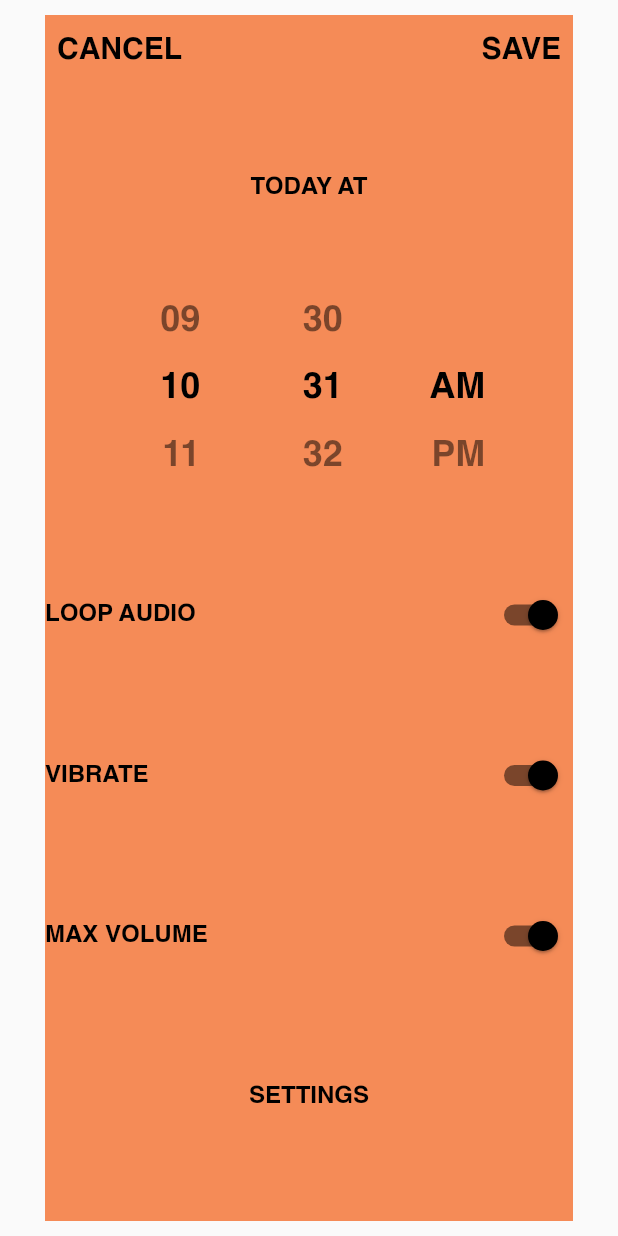
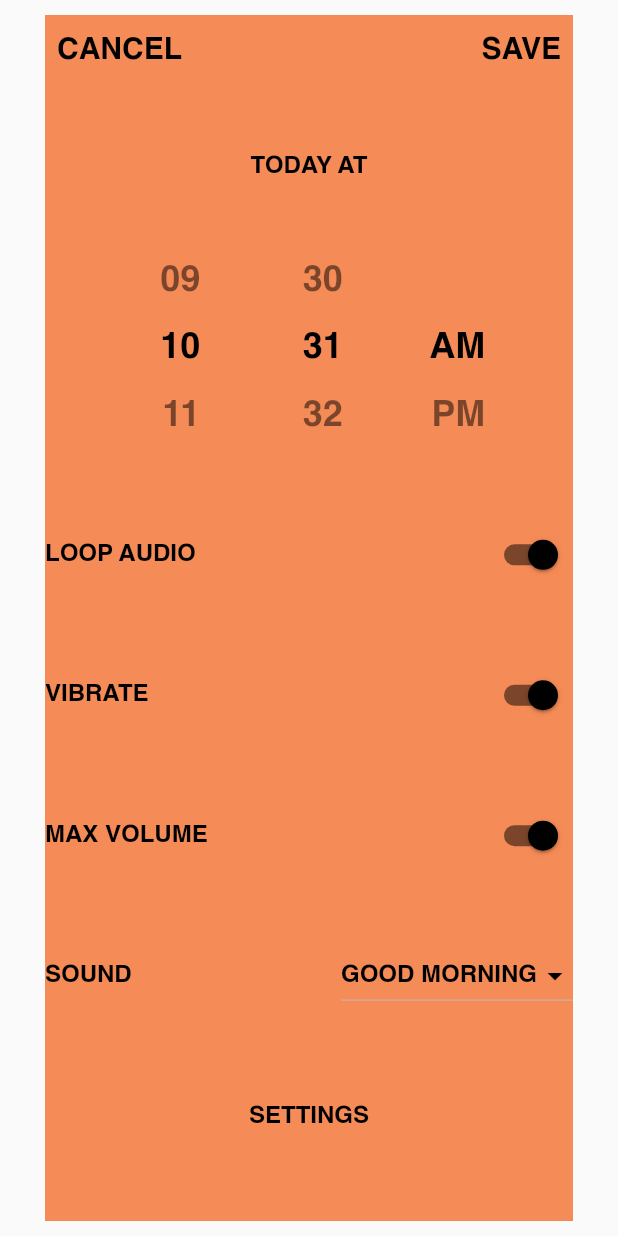
Before and after one commit to victorshin12/yeclock, a Flutter app: the ExampleAlarmEditScreen widget shown alone on an empty page, opened directly, on a phone screen of 412 x 824 dp. Run offline on Flutter 3.47's test engine with Material 2 defaults, Android fonts, the phone set to English and light mode, and no system bars; drawn by our look-alikes of flutter_time_picker_spinner; our stand-ins replace font_awesome_flutter, shared_preferences; missing offline and left inert: alarm, restart_app, soundpool; accounts and stored records are empty; statements that could not run were skipped.

Commit message:
new sound options

```diff
--- a/lib/screens/edit_alarm.dart
+++ b/lib/screens/edit_alarm.dart
@@ -1,3 +1,5 @@
+// ignore_for_file: prefer_const_constructors
+
 import 'package:alarm/alarm.dart';
 import 'package:flutter/material.dart';
 import 'package:flutter_time_picker_spinner/flutter_time_picker_spinner.dart';
@@ -55,7 +57,7 @@ class _ExampleAlarmEditScreenState extends State<ExampleAlarmEditScreen> {
       vibrate = true;
       volumeMax = true;
       showNotification = true;
-      assetAudio = 'assets/marimba.mp3';
+      assetAudio = 'assets/goodmorning.mp3';
     } else {
       selectedTime = TimeOfDay(
         hour: widget.alarmSettings!.dateTime.hour,
@@ -98,7 +100,7 @@ class _ExampleAlarmEditScreenState extends State<ExampleAlarmEditScreen> {
       loopAudio: loopAudio,
       vibrate: vibrate,
       volumeMax: volumeMax,
-      notificationTitle: showNotification ? 'YeClock' : null,
+      notificationTitle: showNotification ? 'yeclock' : null,
       notificationBody: showNotification ? 'It\'s time to wake up!' : null,
       assetAudioPath: assetAudio,
       stopOnNotificationOpen: false,
@@ -279,41 +281,47 @@ class _ExampleAlarmEditScreenState extends State<ExampleAlarmEditScreen> {
             //     ),
             //   ],
             // ),
-            // Row(
-            //   mainAxisAlignment: MainAxisAlignment.spaceBetween,
-            //   children: [
-            //     Text(
-            //       'Sound',
-            //       style: Theme.of(context).textTheme.titleMedium,
-            //     ),
-            //     // DropdownButton(
-            //     //   value: assetAudio,
-            //     //   items: const [
-            //     //     DropdownMenuItem<String>(
-            //     //       value: 'assets/marimba.mp3',
-            //     //       child: Text('Marimba'),
-            //     //     ),
-            //     //     DropdownMenuItem<String>(
-            //     //       value: 'assets/nokia.mp3',
-            //     //       child: Text('Nokia'),
-            //     //     ),
-            //     //     DropdownMenuItem<String>(
-            //     //       value: 'assets/mozart.mp3',
-            //     //       child: Text('Mozart'),
-            //     //     ),
-            //     //     DropdownMenuItem<String>(
-            //     //       value: 'assets/star_wars.mp3',
-            //     //       child: Text('Star Wars'),
-            //     //     ),
-            //     //     DropdownMenuItem<String>(
-            //     //       value: 'assets/one_piece.mp3',
-            //     //       child: Text('One Piece'),
-            //     //     ),
-            //     //   ],
-            //     //   onChanged: (value) => setState(() => assetAudio = value!),
-            //     // ),
-            //   ],
-            // ),
+            Row(
+              mainAxisAlignment: MainAxisAlignment.spaceBetween,
+              children: [
+                Text(
+                  'SOUND',
+                  style: TextStyle(
+    fontFamily: AppTheme.mainFont,
+    fontWeight: FontWeight.bold,
+    fontSize: 16,
+    color: AppTheme.accentColor,
+  ),
+                ),
+                DropdownButton(
+                  dropdownColor: AppTheme.mainColor,
+                  iconEnabledColor: AppTheme.accentColor,
+                  style: TextStyle(color: AppTheme.accentColor, fontSize: 16),
+                  value: assetAudio,
+                  items: [
+                    DropdownMenuItem<String>(
+                      value: 'assets/goodmorning.mp3',
+                      child: Text('GOOD MORNING', style: TextStyle(
+    fontFamily: AppTheme.mainFont,
+    fontWeight: FontWeight.bold,
+    fontSize: 16,
+    color: AppTheme.accentColor,
+  ),),
+                    ),
+                    DropdownMenuItem<String>(
+                      value: 'assets/feedback.mp3',
+                      child: Text('FEEDBACK', style: TextStyle(
+    fontFamily: AppTheme.mainFont,
+    fontWeight: FontWeight.bold,
+    fontSize: 16,
+    color: AppTheme.accentColor,
+  ),),
+                    ),
+                  ],
+                  onChanged: (value) => setState(() => assetAudio = value!),
+                ),
+              ],
+            ),
             if (!creating)
               Row(
                 mainAxisAlignment: MainAxisAlignment.spaceEvenly,
--- a/lib/screens/settings.dart
+++ b/lib/screens/settings.dart
@@ -94,7 +94,7 @@ class _SettingsPageState extends State<SettingsPage> {
                             builder: (BuildContext context) => AlertDialog(
                                   title: const Text('Theme Change'),
                                   content:
-                                      const Text('To ensure complete theme change, please exit the app, revisit the settings page, and then create a new alarm.'),
+                                      const Text('To ensure complete theme change, please revisit the settings page, then create a new alarm.'),
                                   actions: <Widget>[
                                     TextButton(
                                       onPressed: () =>
@@ -378,7 +378,7 @@ class AppTheme extends StatefulWidget {
 }
 
 class _AppThemeState extends State<AppTheme> {
-  int themeValue = 0; // Default theme value, change as needed
+  int themeValue = 1; // Default theme value, change as needed
 
   @override
   void initState() {
@@ -390,7 +390,7 @@ class _AppThemeState extends State<AppTheme> {
     SharedPreferences prefs = await SharedPreferences.getInstance();
     setState(() {
       themeValue =
-          prefs.getInt('theme') ?? 0; // Default to 1 if 'theme' doesn't exist
+          prefs.getInt('theme') ?? 1; // Default to 1 if 'theme' doesn't exist
     });
 
     // Update the mainColor based on the themeValue
--- a/pubspec.yaml
+++ b/pubspec.yaml
@@ -1,5 +1,5 @@
 name: yeclock
-description: A new Flutter project.
+description: A simple alarm clock.
 # The following line prevents the package from being accidentally published to
 # pub.dev using `flutter pub publish`. This is preferred for private packages.
 publish_to: 'none' # Remove this line if you wish to publish to pub.dev
```
Also changed, not shown: 4 other files.
